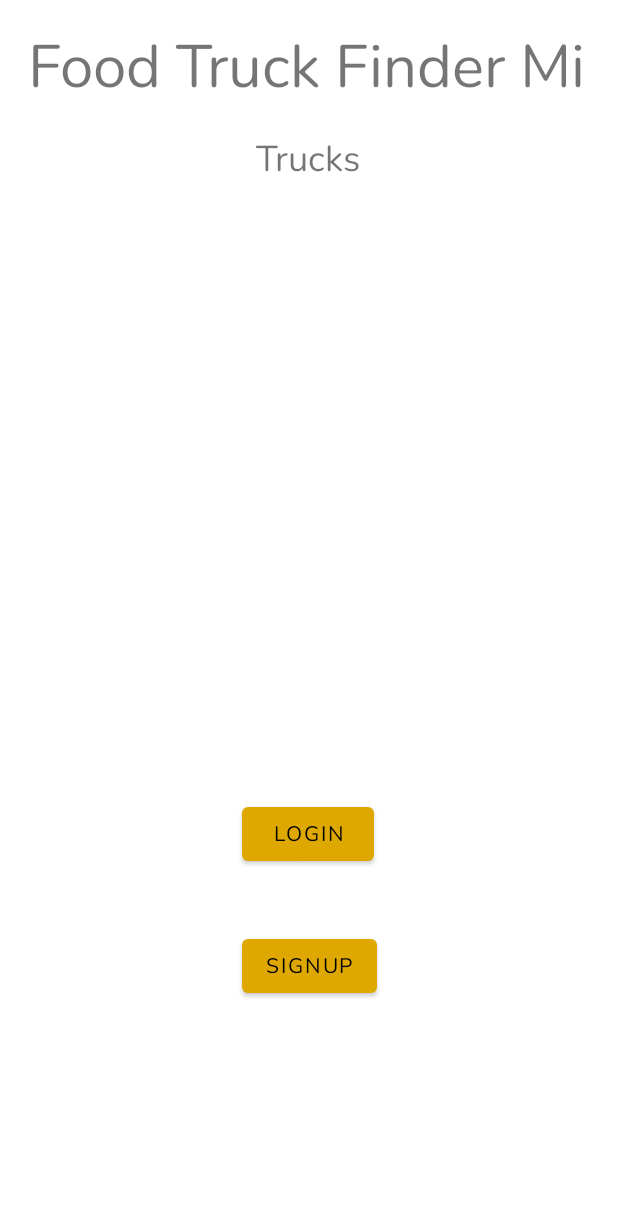
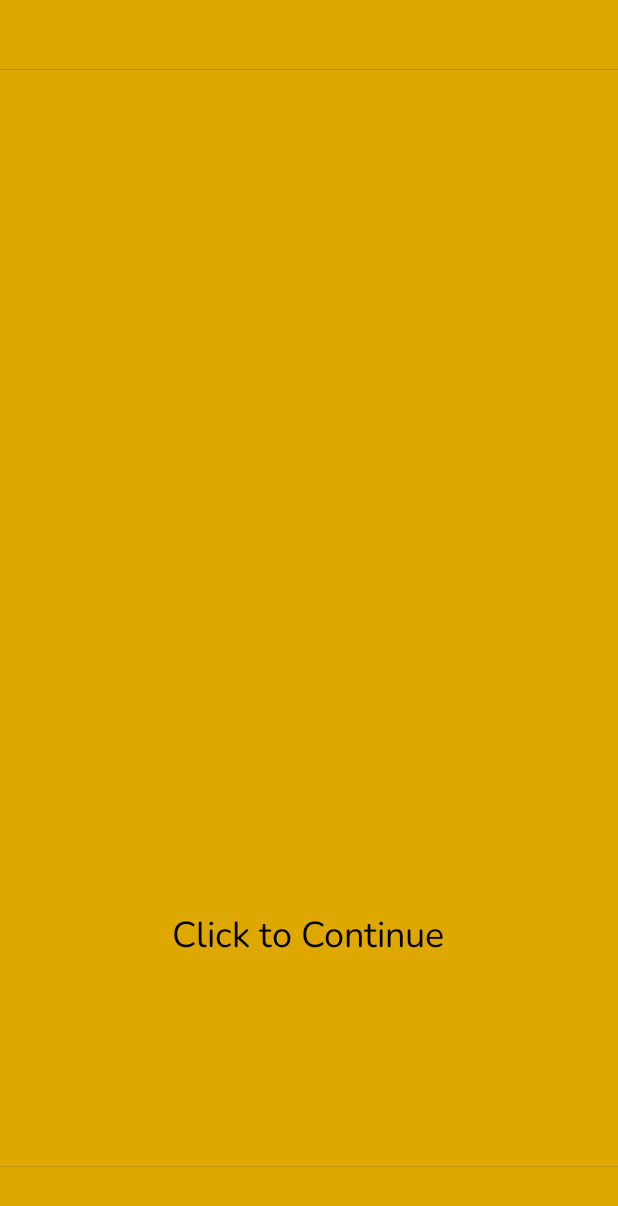
Before and after one commit to AlexanderCova/FoodTruckFinderMITruckAndroid, an Android app: the screen it shows after launch (MainActivity before the commit, SplashScreen after it), on a phone screen of 412 x 824 dp. Shown: the top 1206 px of the screen. Run offline under Robolectric (Android 15) with nearby library versions, the light colour scheme and no system bars.

Commit message:
finalized color scheme, added splash screen

```diff
--- a/FoodTruckFinderMiTruck/app/build.gradle
+++ b/FoodTruckFinderMiTruck/app/build.gradle
@@ -49,8 +49,10 @@ dependencies {
     implementation "org.jetbrains.kotlinx:kotlinx-coroutines-core:1.6.0"
     implementation "org.jetbrains.kotlinx:kotlinx-coroutines-android:1.6.0"
     implementation 'com.google.android.gms:play-services-location:19.0.1'
+    implementation 'pl.droidsonroids.gif:android-gif-drawable:1.2.3'
     implementation "de.hdodenhof:circleimageview:3.1.0"
     testImplementation "junit:junit:4.13.2"
+
 
     androidTestImplementation 'androidx.test.ext:junit:1.1.3'
     androidTestImplementation 'androidx.test.espresso:espresso-core:3.4.0'
--- a/FoodTruckFinderMiTruck/app/src/main/AndroidManifest.xml
+++ b/FoodTruckFinderMiTruck/app/src/main/AndroidManifest.xml
@@ -14,6 +14,9 @@
         android:supportsRtl="true"
         android:theme="@style/Theme.FoodTruckFinderMiTruck"
         android:usesCleartextTraffic="true">
+        <activity
+            android:name=".MainActivity"
+            android:exported="false" />
         <activity
             android:name=".EventInfoActivity"
             android:exported="false" />
@@ -36,7 +39,7 @@
             android:name=".LoginActivity"
             android:exported="false" />
         <activity
-            android:name=".MainActivity"
+            android:name=".SplashScreen"
             android:exported="true">
             <intent-filter>
                 <action android:name="android.intent.action.MAIN" />
--- a/FoodTruckFinderMiTruck/app/src/main/java/com/foodtruckfindermi/truck/SettingsActivity.kt
+++ b/FoodTruckFinderMiTruck/app/src/main/java/com/foodtruckfindermi/truck/SettingsActivity.kt
@@ -24,7 +24,6 @@ import java.util.*
 
 class SettingsActivity : AppCompatActivity() {
 
-    private lateinit var bmp : Bitmap
     override fun onCreate(savedInstanceState: Bundle?) {
         super.onCreate(savedInstanceState)
         setContentView(R.layout.activity_settings)
--- /dev/null
+++ b/FoodTruckFinderMiTruck/app/src/main/java/com/foodtruckfindermi/truck/SplashScreen.kt
@@ -0,0 +1,38 @@
+package com.foodtruckfindermi.truck
+
+import android.content.Intent
+import android.icu.util.TimeUnit
+import androidx.appcompat.app.AppCompatActivity
+import android.os.Bundle
+import kotlinx.coroutines.runBlocking
+import pl.droidsonroids.gif.GifImageView
+import java.io.File
+import kotlin.time.DurationUnit
+
+class SplashScreen : AppCompatActivity() {
+    override fun onCreate(savedInstanceState: Bundle?) {
+        super.onCreate(savedInstanceState)
+        setContentView(R.layout.activity_splash_screen)
+
+        val gifImageView = findViewById<GifImageView>(R.id.gifImageView)
+
+
+        val file = File(filesDir,"records.txt")
+        if (file.exists()){
+            gifImageView.setOnClickListener {
+
+                val intent = Intent(this@SplashScreen, TruckActivity::class.java)
+                startActivity(intent)
+
+            }
+        } else {
+            gifImageView.setOnClickListener {
+
+                val intent = Intent(this, MainActivity::class.java)
+                startActivity(intent)
+            }
+
+        }
+
+    }
+}
--- a/FoodTruckFinderMiTruck/app/src/main/res/drawable-v24/searchview_background.xml
+++ b/FoodTruckFinderMiTruck/app/src/main/res/drawable-v24/searchview_background.xml
@@ -6,7 +6,7 @@
         android:radius="16dp"/>
 
     <stroke
-        android:color="@color/dark_red"
+        android:color="@color/gold"
         android:width="4dp"/>
 
 
--- a/FoodTruckFinderMiTruck/app/src/main/res/layout/activity_login.xml
+++ b/FoodTruckFinderMiTruck/app/src/main/res/layout/activity_login.xml
@@ -73,7 +73,8 @@
                 android:id="@+id/passwordEditLogin"
                 android:layout_width="match_parent"
                 android:layout_height="wrap_content"
-                android:hint="@string/password_hint" />
+                android:hint="@string/password_hint"
+                android:inputType="textPassword" />
         </com.google.android.material.textfield.TextInputLayout>
 
         <Button
--- a/FoodTruckFinderMiTruck/app/src/main/res/layout/activity_signup.xml
+++ b/FoodTruckFinderMiTruck/app/src/main/res/layout/activity_signup.xml
@@ -114,7 +114,8 @@
                         android:id="@+id/passwordEdit"
                         android:layout_width="match_parent"
                         android:layout_height="wrap_content"
-                        android:hint="@string/password_hint" />
+                        android:hint="@string/password_hint"
+                        android:inputType="textPassword" />
                 </com.google.android.material.textfield.TextInputLayout>
 
                 <TextView
--- /dev/null
+++ b/FoodTruckFinderMiTruck/app/src/main/res/layout/activity_splash_screen.xml
@@ -0,0 +1,36 @@
+<?xml version="1.0" encoding="utf-8"?>
+<androidx.constraintlayout.widget.ConstraintLayout xmlns:android="http://schemas.android.com/apk/res/android"
+    xmlns:app="http://schemas.android.com/apk/res-auto"
+    xmlns:tools="http://schemas.android.com/tools"
+    android:id="@+id/frameLayout2"
+    android:layout_width="match_parent"
+    android:layout_height="match_parent"
+    tools:context=".SplashScreen">
+
+    <pl.droidsonroids.gif.GifImageView
+        android:id="@+id/gifImageView"
+        android:layout_width="wrap_content"
+        android:layout_height="wrap_content"
+        android:background="@drawable/ic_launcher_background"
+        android:cropToPadding="false"
+        android:src='@drawable/introcreen_900x1600'
+        app:layout_constraintBottom_toBottomOf="parent"
+        app:layout_constraintEnd_toEndOf="parent"
+        app:layout_constraintStart_toStartOf="parent"
+        app:layout_constraintTop_toTopOf="parent" />
+
+    <TextView
+        android:id="@+id/textView2"
+        android:layout_width="wrap_content"
+        android:layout_height="wrap_content"
+        android:layout_marginBottom="184dp"
+        android:fontFamily="@font/nunito"
+        android:text="@string/click_to_continue"
+        android:textColor="@color/black"
+        android:textSize="24sp"
+        app:layout_constraintBottom_toBottomOf="parent"
+        app:layout_constraintEnd_toEndOf="parent"
+        app:layout_constraintHorizontal_bias="0.498"
+        app:layout_constraintStart_toStartOf="parent" />
+
+</androidx.constraintlayout.widget.ConstraintLayout>
--- a/FoodTruckFinderMiTruck/app/src/main/res/layout/activity_truck.xml
+++ b/FoodTruckFinderMiTruck/app/src/main/res/layout/activity_truck.xml
@@ -46,5 +46,6 @@
     <androidx.viewpager.widget.ViewPager
         android:id="@+id/mViewPager"
         android:layout_width="match_parent"
-        android:layout_height="match_parent" />
+        android:layout_height="match_parent"
+        tools:ignore="SpeakableTextPresentCheck" />
 </RelativeLayout>
--- a/FoodTruckFinderMiTruck/app/src/main/res/layout/fragment_dashboard.xml
+++ b/FoodTruckFinderMiTruck/app/src/main/res/layout/fragment_dashboard.xml
@@ -79,7 +79,7 @@
                 android:baselineAligned="false"
                 android:orientation="vertical"
                 android:padding="32dp"
-                android:visibility="visible">
+                android:visibility="gone">
 
                 <androidx.constraintlayout.widget.ConstraintLayout
                     android:layout_width="match_parent"
@@ -128,7 +128,7 @@
                         android:src="@drawable/ic_baseline_edit_24"
                         app:layout_constraintStart_toStartOf="@+id/imageView2"
                         app:layout_constraintTop_toTopOf="@+id/imageView2"
-                        app:tint="@color/black" />
+                        app:tint="@color/blue_gray" />
 
                     <TextView
                         android:id="@+id/profilePictureLabel"
--- a/FoodTruckFinderMiTruck/app/src/main/res/values/colors.xml
+++ b/FoodTruckFinderMiTruck/app/src/main/res/values/colors.xml
@@ -14,7 +14,7 @@
 
 
 
-    <color name="yellow">#EEEC00</color>
+    <color name="yellow">#FFEB3B</color>
     <color name="gold">#DEA800</color>
     <color name="gray">#AAB0B5</color>
     <color name="dark_gray">#768591</color>
--- a/FoodTruckFinderMiTruck/app/src/main/res/values/strings.xml
+++ b/FoodTruckFinderMiTruck/app/src/main/res/values/strings.xml
@@ -10,6 +10,7 @@
     <string name="login">Login</string>
     <string name="dashboard_tab">Dashboard</string>
     <string name="open_truck_hint">Open Truck</string>
+    <string name="close_truck_hint">Close Truck</string>
     <string name="events_tab_text">Events</string>
     <string name="settings_hint">Settings</string>
     <string name="reviews_title">Reviews</string>
@@ -44,5 +45,6 @@
     <string name="going_hint">Going</string>
     <string name="not_going_hint">Cancel Going</string>
     <string name="info_hint">Info</string>
+    <string name="click_to_continue">Click to Continue</string>
 
 </resources>
--- a/FoodTruckFinderMiTruck/app/src/main/res/values/themes.xml
+++ b/FoodTruckFinderMiTruck/app/src/main/res/values/themes.xml
@@ -3,7 +3,7 @@
     <style name="Theme.FoodTruckFinderMiTruck" parent="Theme.MaterialComponents.DayNight.DarkActionBar">
         <!-- Primary brand color. -->
         <item name="colorPrimary">@color/gold</item>
-        <item name="colorPrimaryVariant">@color/yellow</item>
+        <item name="colorPrimaryVariant">@color/gold</item>
         <item name="colorOnPrimary">@color/black</item>
         <!-- Secondary brand color. -->
         <item name="colorSecondary">@color/orange</item>
```
Also changed, not shown: FoodTruckFinderMiTruck/app/src/main/java/com/foodtruckfindermi/truck/Fragments/DashboardFragment.kt (+43 -2 lines), FoodTruckFinderMiTruck/app/src/main/java/com/foodtruckfindermi/truck/LoginActivity.kt (+5 -2 lines), FoodTruckFinderMiTruck/app/src/main/res/drawable/introcreen_900x1600.gif (added), 1 other file.
